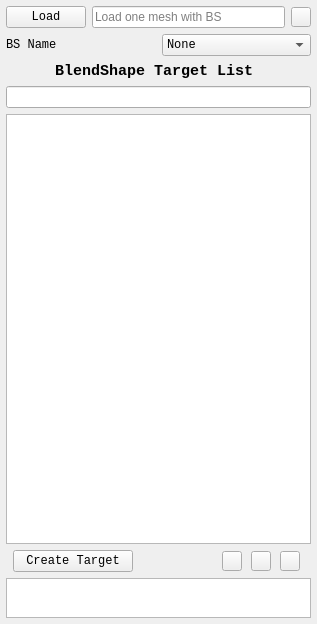
Qt form Faith/moduleInstaller/Faith/modules/Faith/scripts/Faith/Tools/BS_Manager/UI/BS_List.ui (Faith0521/Faith_Proj) before a commit.
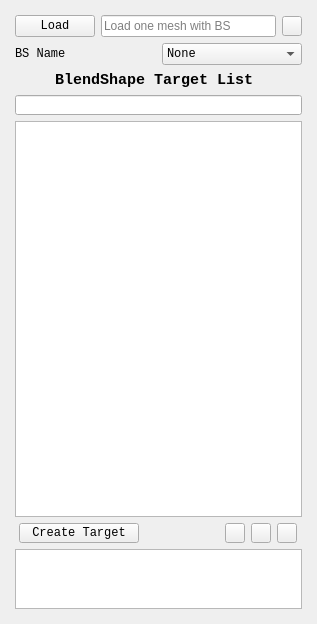
The same form after that commit. Icons and pictures are not drawn. Custom widgets are drawn as their Qt base class.

Diff of the .ui file:
```diff
--- a/Faith/moduleInstaller/Faith/modules/Faith/scripts/Faith/Tools/BS_Manager/UI/BS_List.ui
+++ b/Faith/moduleInstaller/Faith/modules/Faith/scripts/Faith/Tools/BS_Manager/UI/BS_List.ui
@@ -27,6 +27,9 @@
     <number>6</number>
    </property>
    <item>
+    <widget class="QWidget" name="list_widget" native="true">
+     <layout class="QVBoxLayout" name="verticalLayout_2">
+      <item>
     <layout class="QHBoxLayout" name="load_hb">
      <item>
       <widget class="MPushButton" name="load_btn">
@@ -154,10 +157,24 @@
     </widget>
    </item>
    <item>
-    <widget class="MLineEdit" name="search_le"/>
+       <widget class="MLineEdit" name="search_le">
+        <property name="maximumSize">
+         <size>
+          <width>16777215</width>
+          <height>20</height>
+         </size>
+        </property>
+       </widget>
    </item>
    <item>
-    <widget class="QListWidget" name="target_list"/>
+       <widget class="QListWidget" name="target_list">
+        <property name="minimumSize">
+         <size>
+          <width>0</width>
+          <height>300</height>
+         </size>
+        </property>
+       </widget>
    </item>
    <item>
     <layout class="QHBoxLayout" name="edit_hb">
@@ -169,7 +186,7 @@
        <property name="maximumSize">
         <size>
          <width>120</width>
-         <height>16777215</height>
+            <height>20</height>
         </size>
        </property>
        <property name="font">
@@ -199,7 +216,7 @@
        <property name="sizeHint" stdset="0">
         <size>
          <width>80</width>
-         <height>0</height>
+            <height>20</height>
         </size>
        </property>
       </spacer>
@@ -310,9 +327,12 @@
      <property name="maximumSize">
       <size>
        <width>16777215</width>
-       <height>40</height>
-      </size>
-     </property>
+          <height>60</height>
+         </size>
+        </property>
+       </widget>
+      </item>
+     </layout>
     </widget>
    </item>
   </layout>
```
Lines whose indentation alone changed are shown as unchanged.
